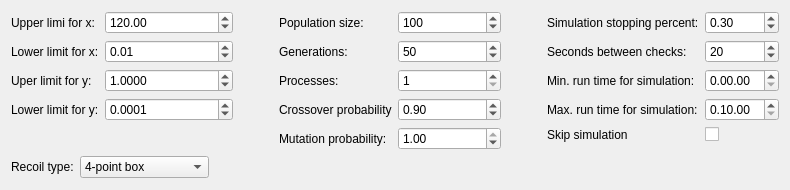
Qt form ui_files/ui_optimization_recoil_params.ui (JYU-IBA/potku) before a commit.
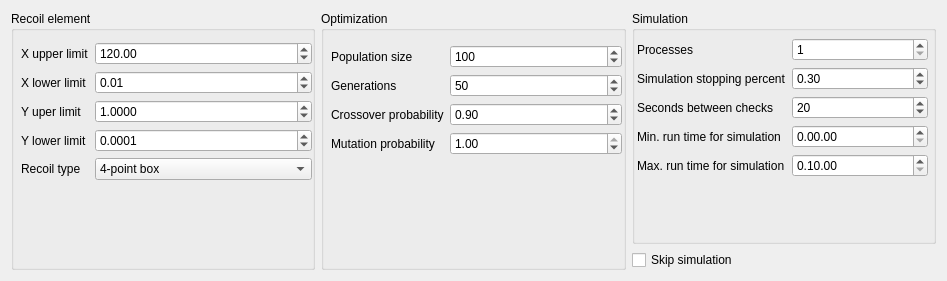
The same form after that commit.

Commit message: Inputs reorganized, enabling/disabling simulation parameters works

Diff of the .ui file:
```diff
--- a/ui_files/ui_optimization_recoil_params.ui
+++ b/ui_files/ui_optimization_recoil_params.ui
@@ -6,10 +6,22 @@
    <rect>
     <x>0</x>
     <y>0</y>
-    <width>790</width>
-    <height>190</height>
+    <width>947</width>
+    <height>281</height>
    </rect>
   </property>
+  <property name="sizePolicy">
+   <sizepolicy hsizetype="Fixed" vsizetype="Fixed">
+    <horstretch>0</horstretch>
+    <verstretch>0</verstretch>
+   </sizepolicy>
+  </property>
+  <property name="minimumSize">
+   <size>
+    <width>947</width>
+    <height>281</height>
+   </size>
+  </property>
   <property name="windowTitle">
    <string>Start Optimization</string>
   </property>
@@ -19,15 +31,28 @@
      <item>
       <layout class="QHBoxLayout" name="horizontalLayout_3">
        <item>
+        <widget class="QGroupBox" name="recoilGroupBox">
+         <property name="title">
+          <string>Recoil element</string>
+         </property>
+         <widget class="QWidget" name="">
+          <property name="geometry">
+           <rect>
+            <x>10</x>
+            <y>31</y>
+            <width>291</width>
+            <height>211</height>
+           </rect>
+          </property>
         <layout class="QFormLayout" name="formLayout">
-         <item row="1" column="0">
+           <item row="0" column="0">
           <widget class="QLabel" name="label_2">
            <property name="text">
-            <string>Upper limi for x:</string>
+              <string>X upper limit</string>
            </property>
           </widget>
          </item>
-         <item row="1" column="1">
+           <item row="0" column="1">
           <widget class="QDoubleSpinBox" name="upperXDoubleSpinBox">
            <property name="maximum">
             <double>999999999.990000009536743</double>
@@ -40,14 +65,14 @@
            </property>
           </widget>
          </item>
-         <item row="2" column="0">
+           <item row="1" column="0">
           <widget class="QLabel" name="label_3">
            <property name="text">
-            <string>Lower limit for x:</string>
+              <string>X lower limit</string>
            </property>
           </widget>
          </item>
-         <item row="2" column="1">
+           <item row="1" column="1">
           <widget class="QDoubleSpinBox" name="lowerXDoubleSpinBox">
            <property name="maximum">
             <double>9999999999990000.000000000000000</double>
@@ -60,14 +85,14 @@
            </property>
           </widget>
          </item>
-         <item row="3" column="0">
+           <item row="2" column="0">
           <widget class="QLabel" name="label_4">
            <property name="text">
-            <string>Uper limit for y:</string>
+              <string>Y uper limit</string>
            </property>
           </widget>
          </item>
-         <item row="3" column="1">
+           <item row="2" column="1">
           <widget class="QDoubleSpinBox" name="upperYDoubleSpinBox">
            <property name="decimals">
             <number>4</number>
@@ -83,14 +108,14 @@
            </property>
           </widget>
          </item>
-         <item row="4" column="0">
+           <item row="3" column="0">
           <widget class="QLabel" name="label_5">
            <property name="text">
-            <string>Lower limit for y:</string>
+              <string>Y lower limit</string>
            </property>
           </widget>
          </item>
-         <item row="4" column="1">
+           <item row="3" column="1">
           <widget class="QDoubleSpinBox" name="lowerYDoubleSpinBox">
            <property name="decimals">
             <number>4</number>
@@ -106,34 +131,93 @@
            </property>
           </widget>
          </item>
-        </layout>
-       </item>
-       <item>
-        <spacer name="horizontalSpacer_3">
-         <property name="orientation">
-          <enum>Qt::Horizontal</enum>
-         </property>
-         <property name="sizeType">
-          <enum>QSizePolicy::Minimum</enum>
-         </property>
-         <property name="sizeHint" stdset="0">
+           <item row="4" column="0">
+            <widget class="QLabel" name="label_16">
+             <property name="text">
+              <string>Recoil type</string>
+             </property>
+            </widget>
+           </item>
+           <item row="4" column="1">
+            <widget class="QComboBox" name="recoilTypeComboBox">
+             <property name="minimumSize">
           <size>
-           <width>40</width>
-           <height>20</height>
-          </size>
-         </property>
-        </spacer>
+               <width>50</width>
+               <height>0</height>
+              </size>
+             </property>
+             <item>
+              <property name="text">
+               <string>4-point box</string>
+              </property>
        </item>
        <item>
+              <property name="text">
+               <string>6-point box</string>
+              </property>
+             </item>
+             <item>
+              <property name="text">
+               <string>8-point two-peak</string>
+              </property>
+             </item>
+             <item>
+              <property name="text">
+               <string>10-point two-peak</string>
+              </property>
+             </item>
+            </widget>
+           </item>
+          </layout>
+         </widget>
+        </widget>
+       </item>
+       <item>
+        <widget class="QGroupBox" name="optimGroupBox">
+         <property name="enabled">
+          <bool>true</bool>
+         </property>
+         <property name="title">
+          <string>Optimization</string>
+         </property>
+         <widget class="QWidget" name="">
+          <property name="geometry">
+           <rect>
+            <x>10</x>
+            <y>34</y>
+            <width>291</width>
+            <height>161</height>
+           </rect>
+          </property>
         <layout class="QFormLayout" name="formLayout_2">
-         <item row="2" column="0">
+           <item row="0" column="0">
+            <widget class="QLabel" name="label">
+             <property name="text">
+              <string>Population size</string>
+             </property>
+            </widget>
+           </item>
+           <item row="0" column="1">
+            <widget class="QSpinBox" name="populationSpinBox">
+             <property name="minimum">
+              <number>10</number>
+             </property>
+             <property name="maximum">
+              <number>1000</number>
+             </property>
+             <property name="value">
+              <number>100</number>
+             </property>
+            </widget>
+           </item>
+           <item row="1" column="0">
           <widget class="QLabel" name="label_10">
            <property name="text">
-            <string>Generations:</string>
+              <string>Generations</string>
            </property>
           </widget>
          </item>
-         <item row="2" column="1">
+           <item row="1" column="1">
           <widget class="QSpinBox" name="generationSpinBox">
            <property name="maximum">
             <number>999999</number>
@@ -143,31 +227,14 @@
            </property>
           </widget>
          </item>
-         <item row="3" column="0">
-          <widget class="QLabel" name="label_7">
-           <property name="text">
-            <string>Processes:</string>
-           </property>
-          </widget>
-         </item>
-         <item row="3" column="1">
-          <widget class="QSpinBox" name="processesSpinBox">
-           <property name="minimum">
-            <number>1</number>
-           </property>
-           <property name="value">
-            <number>1</number>
-           </property>
-          </widget>
-         </item>
-         <item row="4" column="0">
+           <item row="2" column="0">
           <widget class="QLabel" name="label_8">
            <property name="text">
             <string>Crossover probability</string>
            </property>
           </widget>
          </item>
-         <item row="4" column="1">
+           <item row="2" column="1">
           <widget class="QDoubleSpinBox" name="crossoverProbDoubleSpinBox">
            <property name="decimals">
             <number>2</number>
@@ -183,14 +250,14 @@
            </property>
           </widget>
          </item>
-         <item row="5" column="0">
+           <item row="3" column="0">
           <widget class="QLabel" name="label_9">
            <property name="text">
-            <string>Mutation probability:</string>
+              <string>Mutation probability</string>
            </property>
           </widget>
          </item>
-         <item row="5" column="1">
+           <item row="3" column="1">
           <widget class="QDoubleSpinBox" name="mutationProbDoubleSpinBox">
            <property name="maximum">
             <double>1.000000000000000</double>
@@ -203,54 +270,41 @@
            </property>
           </widget>
          </item>
-         <item row="1" column="0">
-          <widget class="QLabel" name="label">
-           <property name="text">
-            <string>Population size:</string>
-           </property>
-          </widget>
-         </item>
-         <item row="1" column="1">
-          <widget class="QSpinBox" name="populationSpinBox">
-           <property name="minimum">
-            <number>10</number>
-           </property>
-           <property name="maximum">
-            <number>1000</number>
-           </property>
-           <property name="value">
-            <number>100</number>
-           </property>
-          </widget>
-         </item>
-        </layout>
+          </layout>
+         </widget>
+        </widget>
        </item>
        <item>
-        <spacer name="horizontalSpacer_5">
-         <property name="orientation">
-          <enum>Qt::Horizontal</enum>
-         </property>
-         <property name="sizeType">
-          <enum>QSizePolicy::Minimum</enum>
-         </property>
-         <property name="sizeHint" stdset="0">
-          <size>
-           <width>40</width>
-           <height>20</height>
-          </size>
-         </property>
-        </spacer>
-       </item>
-       <item>
-        <layout class="QFormLayout" name="formLayout_4">
-         <item row="0" column="0">
+        <layout class="QVBoxLayout" name="verticalLayout_2">
+         <item>
+          <widget class="QGroupBox" name="simGroupBox">
+           <property name="sizePolicy">
+            <sizepolicy hsizetype="Preferred" vsizetype="Preferred">
+             <horstretch>0</horstretch>
+             <verstretch>0</verstretch>
+            </sizepolicy>
+           </property>
+           <property name="title">
+            <string>Simulation</string>
+           </property>
+           <widget class="QWidget" name="">
+            <property name="geometry">
+             <rect>
+              <x>5</x>
+              <y>27</y>
+              <width>291</width>
+              <height>181</height>
+             </rect>
+            </property>
+            <layout class="QFormLayout" name="simFormLayout">
+             <item row="1" column="0">
           <widget class="QLabel" name="label_11">
            <property name="text">
-            <string>Simulation stopping percent:</string>
+                <string>Simulation stopping percent</string>
            </property>
           </widget>
          </item>
-         <item row="0" column="1">
+             <item row="1" column="1">
           <widget class="QDoubleSpinBox" name="percentDoubleSpinBox">
            <property name="minimum">
             <double>0.010000000000000</double>
@@ -266,14 +320,14 @@
            </property>
           </widget>
          </item>
-         <item row="1" column="0">
+             <item row="2" column="0">
           <widget class="QLabel" name="label_12">
            <property name="text">
-            <string>Seconds between checks:</string>
+                <string>Seconds between checks</string>
            </property>
           </widget>
          </item>
-         <item row="1" column="1">
+             <item row="2" column="1">
           <widget class="QSpinBox" name="timeSpinBox">
            <property name="maximum">
             <number>60</number>
@@ -283,21 +337,21 @@
            </property>
           </widget>
          </item>
-         <item row="2" column="0">
+             <item row="3" column="0">
           <widget class="QLabel" name="label_13">
            <property name="text">
-            <string>Min. run time for simulation:</string>
+                <string>Min. run time for simulation</string>
            </property>
           </widget>
          </item>
-         <item row="3" column="0">
+             <item row="4" column="0">
           <widget class="QLabel" name="label_14">
            <property name="text">
-            <string>Max. run time for simulation:</string>
+                <string>Max. run time for simulation</string>
            </property>
           </widget>
          </item>
-         <item row="2" column="1">
+             <item row="3" column="1">
           <widget class="QTimeEdit" name="minTimeEdit">
            <property name="currentSection">
             <enum>QDateTimeEdit::HourSection</enum>
@@ -307,7 +361,7 @@
            </property>
           </widget>
          </item>
-         <item row="3" column="1">
+             <item row="4" column="1">
           <widget class="QTimeEdit" name="maxTimeEdit">
            <property name="currentSection">
             <enum>QDateTimeEdit::HourSection</enum>
@@ -324,17 +378,31 @@
            </property>
           </widget>
          </item>
-         <item row="4" column="0">
-          <widget class="QLabel" name="label_15">
+             <item row="0" column="0">
+              <widget class="QLabel" name="label_7">
            <property name="text">
-            <string>Skip simulation</string>
+                <string>Processes</string>
            </property>
           </widget>
          </item>
-         <item row="4" column="1">
+             <item row="0" column="1">
+              <widget class="QSpinBox" name="processesSpinBox">
+               <property name="minimum">
+                <number>1</number>
+               </property>
+               <property name="value">
+                <number>1</number>
+               </property>
+              </widget>
+             </item>
+            </layout>
+           </widget>
+          </widget>
+         </item>
+         <item>
           <widget class="QCheckBox" name="skip_sim_chk_box">
            <property name="text">
-            <string/>
+            <string>Skip simulation</string>
            </property>
           </widget>
          </item>
@@ -342,64 +410,6 @@
        </item>
       </layout>
      </item>
-     <item>
-      <layout class="QHBoxLayout" name="horizontalLayout_4">
-       <item>
-        <layout class="QFormLayout" name="formLayout_3">
-         <item row="0" column="0">
-          <widget class="QLabel" name="label_6">
-           <property name="text">
-            <string>Recoil type:</string>
-           </property>
-          </widget>
-         </item>
-         <item row="0" column="1">
-          <widget class="QComboBox" name="recoilTypeComboBox">
-           <property name="minimumSize">
-            <size>
-             <width>50</width>
-             <height>0</height>
-            </size>
-           </property>
-           <item>
-            <property name="text">
-             <string>4-point box</string>
-            </property>
-           </item>
-           <item>
-            <property name="text">
-             <string>6-point box</string>
-            </property>
-           </item>
-           <item>
-            <property name="text">
-             <string>8-point two-peak</string>
-            </property>
-           </item>
-           <item>
-            <property name="text">
-             <string>10-point two-peak</string>
-            </property>
-           </item>
-          </widget>
-         </item>
-        </layout>
-       </item>
-       <item>
-        <spacer name="horizontalSpacer_4">
-         <property name="orientation">
-          <enum>Qt::Horizontal</enum>
-         </property>
-         <property name="sizeHint" stdset="0">
-          <size>
-           <width>40</width>
-           <height>20</height>
-          </size>
-         </property>
-        </spacer>
-       </item>
-      </layout>
-     </item>
     </layout>
    </item>
   </layout>
```
Lines whose indentation alone changed are shown as unchanged. The commit also changes 1 other file.
